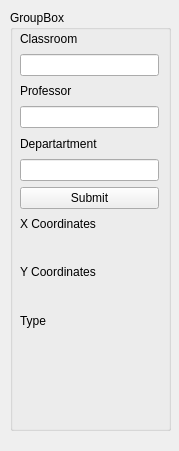
Before: the Qt Designer form my_qlabel/form.ui in RoomQuest/Map-File-Generator, drawn with Qt 5.
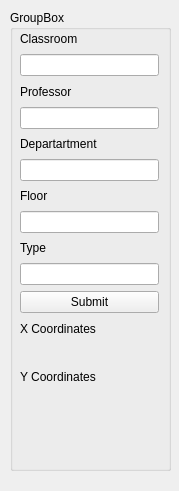
After: the same form once the commit is applied.

What changed in the file:
```diff
--- a/my_qlabel/form.ui
+++ b/my_qlabel/form.ui
@@ -7,7 +7,7 @@
     <x>0</x>
     <y>0</y>
     <width>179</width>
-    <height>451</height>
+    <height>491</height>
    </rect>
   </property>
   <property name="windowTitle">
@@ -19,7 +19,7 @@
      <x>10</x>
      <y>10</y>
      <width>161</width>
-     <height>421</height>
+     <height>461</height>
     </rect>
    </property>
    <property name="title">
@@ -31,7 +31,7 @@
       <x>10</x>
       <y>20</y>
       <width>139</width>
-      <height>324</height>
+      <height>405</height>
      </rect>
     </property>
     <layout class="QVBoxLayout" name="verticalLayout">
@@ -69,6 +69,26 @@
      <item>
       <widget class="QLineEdit" name="DepartInput"/>
      </item>
+     <item>
+      <widget class="QLabel" name="label_7">
+       <property name="text">
+        <string>Floor </string>
+       </property>
+      </widget>
+     </item>
+     <item>
+      <widget class="QLineEdit" name="FloorInput"/>
+     </item>
+     <item>
+      <widget class="QLabel" name="label_6">
+       <property name="text">
+        <string>Type</string>
+       </property>
+      </widget>
+     </item>
+     <item>
+      <widget class="QLineEdit" name="typeInput"/>
+     </item>
      <item>
       <widget class="QPushButton" name="SubButton">
        <property name="text">
@@ -96,13 +116,6 @@
      <item>
       <widget class="QLabel" name="yformCoords"/>
      </item>
-     <item>
-      <widget class="QLabel" name="label_6">
-       <property name="text">
-        <string>Type</string>
-       </property>
-      </widget>
-     </item>
      <item>
       <widget class="QLabel" name="labelType"/>
      </item>
```
